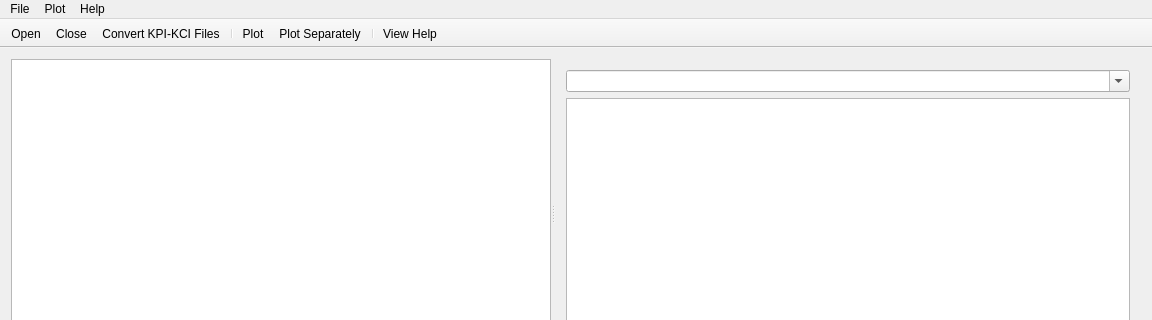
This is VisualStatistics/MainWindow.ui in kery/MacVisTat as Qt 5 draws it before an edit; both pictures show x 0 to 1152 and y 0 to 320 of the 1152 by 648 pixel window. The edited form follows.
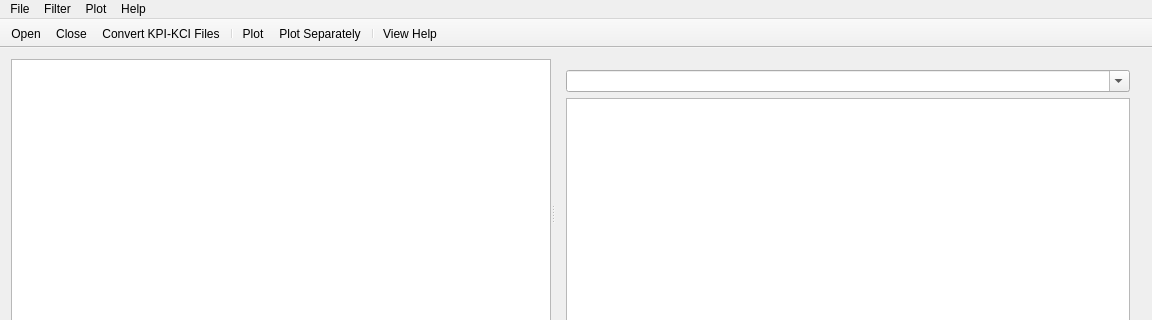
This is the edited form. Icons and pictures are not drawn.

Commit message: Add "Edit Favorite Filters" menu item.

```diff
--- a/VisualStatistics/MainWindow.ui
+++ b/VisualStatistics/MainWindow.ui
@@ -147,7 +147,13 @@
     <addaction name="separator"/>
     <addaction name="actionClearFilterHistory"/>
    </widget>
+   <widget class="QMenu" name="menuFilter">
+    <property name="title">
+     <string>Filter</string>
+    </property>
+   </widget>
    <addaction name="menuFile"/>
+   <addaction name="menuFilter"/>
    <addaction name="menuPlot"/>
    <addaction name="menuHelp"/>
   </widget>
```
The commit also changes 2 other files.
